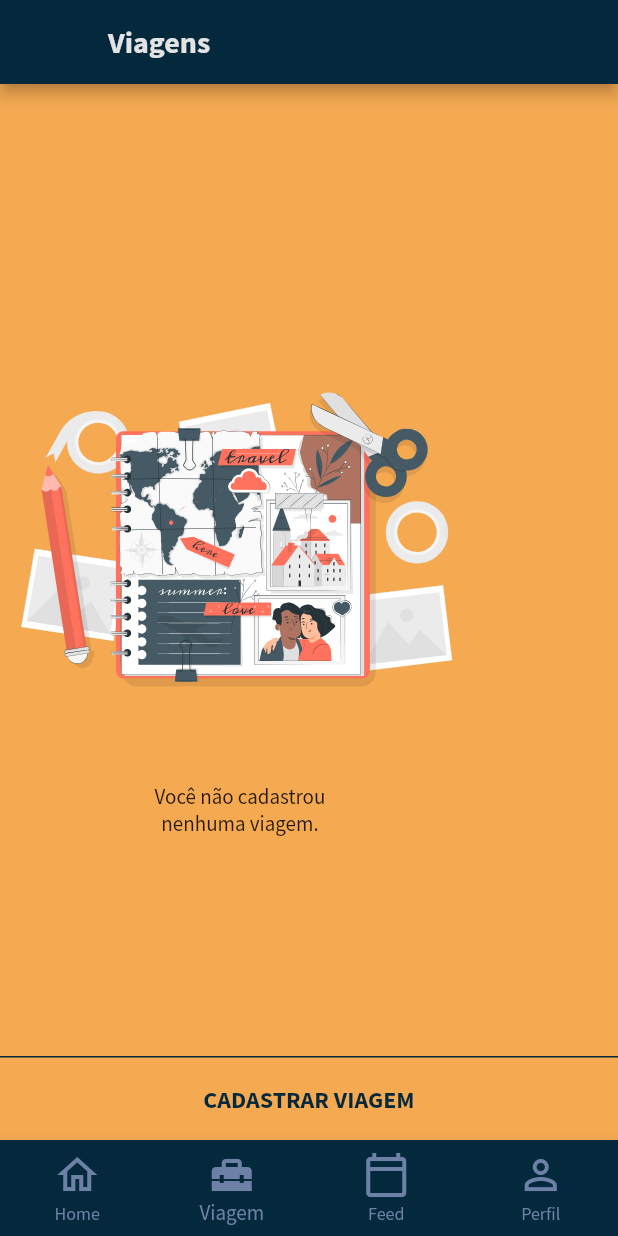
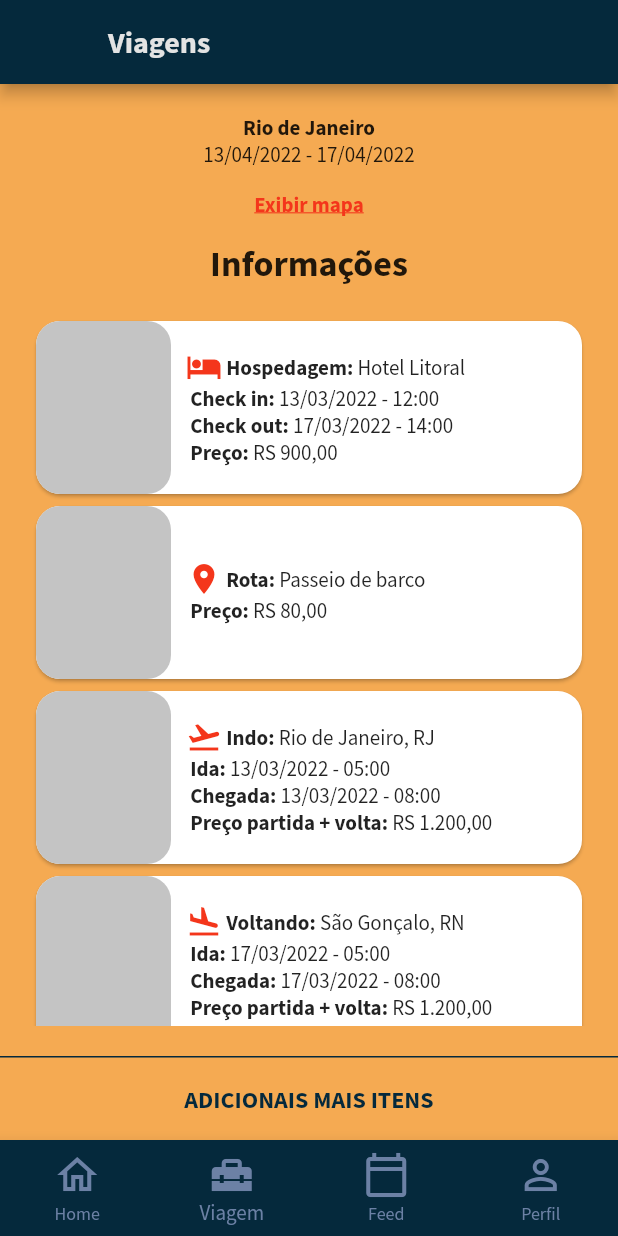
Before and after one commit to RoberlandRicardo/traveller, a Flutter app: the Travel screen opened by its route, on a phone screen of 412 x 824 dp. Run offline on Flutter 3.47's test engine with Material 2 defaults, Android fonts, the phone set to English and light mode, and no system bars; our stand-ins replace flutter_svg; missing offline and left inert: dart:ffi.

Commit message:
tela viagem - cards

```diff
--- /dev/null
+++ b/lib/app/components/card/card_accommodation.dart
@@ -0,0 +1,35 @@
+import 'package:flutter/material.dart';
+import 'package:traveller/app/components/container_text.dart';
+
+class CardAccommodation extends StatefulWidget {
+  final String accommodation;
+  final String checkIn;
+  final String checkOut;
+  final String price;
+
+  CardAccommodation(
+      {required this.accommodation,
+      required this.checkIn,
+      required this.checkOut,
+      required this.price});
+
+  @override
+  _CardAccommodationState createState() => _CardAccommodationState();
+}
+
+class _CardAccommodationState extends State<CardAccommodation> {
+  @override
+  Widget build(BuildContext context) {
+    return Padding(
+        padding: const EdgeInsets.only(left: 10, right: 10),
+        child: Column(crossAxisAlignment: CrossAxisAlignment.start, children: [
+          ContainerText(
+              type: Icons.hotel,
+              title: 'Hospedagem',
+              text: widget.accommodation),
+          ContainerText(title: 'Check in', text: widget.checkIn),
+          ContainerText(title: 'Check out', text: widget.checkOut),
+          ContainerText(title: 'Preço', text: 'RS ' + widget.price)
+        ]));
+  }
+}
--- /dev/null
+++ b/lib/app/components/card/card_route.dart
@@ -0,0 +1,24 @@
+import 'package:flutter/material.dart';
+import 'package:traveller/app/components/container_text.dart';
+
+class CardRoute extends StatefulWidget {
+  final String route;
+  final String price;
+  CardRoute({required this.route, required this.price});
+
+  @override
+  _CardRouteState createState() => _CardRouteState();
+}
+
+class _CardRouteState extends State<CardRoute> {
+  @override
+  Widget build(BuildContext context) {
+    return Padding(
+        padding: const EdgeInsets.only(left: 10, right: 10),
+        child: Column(crossAxisAlignment: CrossAxisAlignment.start, children: [
+          ContainerText(
+              type: Icons.location_on, title: 'Rota', text: widget.route),
+          ContainerText(title: 'Preço', text: 'RS ' + widget.price)
+        ]));
+  }
+}
--- /dev/null
+++ b/lib/app/components/card/card_ticket.dart
@@ -0,0 +1,39 @@
+import 'package:flutter/material.dart';
+import 'package:traveller/app/components/container_text.dart';
+
+class CardTicket extends StatefulWidget {
+  final String type;
+  final String place;
+  final String going;
+  final String arrival;
+  final String price;
+  const CardTicket(
+      {required this.type,
+      required this.place,
+      required this.going,
+      required this.arrival,
+      required this.price});
+
+  @override
+  _CardTicketState createState() => _CardTicketState();
+}
+
+class _CardTicketState extends State<CardTicket> {
+  @override
+  Widget build(BuildContext context) {
+    return Padding(
+        padding: const EdgeInsets.only(left: 10, right: 10),
+        child: Column(crossAxisAlignment: CrossAxisAlignment.start, children: [
+          ContainerText(
+              type: widget.type == 'Indo'
+                  ? Icons.flight_takeoff
+                  : Icons.flight_land,
+              title: widget.type,
+              text: widget.place),
+          ContainerText(title: 'Ida', text: widget.going),
+          ContainerText(title: 'Chegada', text: widget.arrival),
+          ContainerText(
+              title: 'Preço partida + volta', text: 'RS ' + widget.price)
+        ]));
+  }
+}
--- /dev/null
+++ b/lib/app/components/card/card_travel.dart
@@ -0,0 +1,104 @@
+import 'package:flutter/material.dart';
+import 'package:flutter/services.dart';
+import 'package:flutter/widgets.dart';
+import 'package:traveller/app/components/card/card_accommodation.dart';
+import 'package:traveller/app/components/card/card_route.dart';
+import 'package:traveller/app/components/card/card_ticket.dart';
+import 'package:traveller/app/styles/custom_text.dart';
+
+class CardTravel extends StatefulWidget {
+  final String type;
+  final String? subType;
+  final String title;
+  final String? label1;
+  final String? label2;
+  final String price;
+
+  CardTravel(
+      {required this.type,
+      this.subType,
+      required this.title,
+      this.label1,
+      this.label2,
+      required this.price});
+
+  @override
+  _CardTravelState createState() => _CardTravelState();
+}
+
+class _CardTravelState extends State<CardTravel> {
+  String _subType = '';
+  String _label1 = '';
+  String _label2 = '';
+
+  @override
+  Widget build(BuildContext context) {
+    double screenHeight = MediaQuery.of(context).size.height;
+
+    if (widget.type == 'passagem') {
+      return cardWidget(screenHeight, bodyTextTicket);
+    } else {
+      return cardWidget(screenHeight, bodyTextAccommodationAndRoute);
+    }
+  }
+
+  Widget cardWidget(double screenHeight, Function bodyText) {
+    return Card(
+      shape: RoundedRectangleBorder(
+        borderRadius: BorderRadius.circular(16.0),
+      ),
+      child: Row(
+        children: [
+          Container(
+            width: 90,
+            height: screenHeight * 0.14,
+            decoration: BoxDecoration(
+              color: Color.fromRGBO(196, 196, 196, 1),
+              borderRadius: BorderRadius.circular(16.0),
+            ),
+          ),
+          Column(children: [bodyText()])
+        ],
+      ),
+    );
+  }
+
+  bodyTextAccommodationAndRoute() {
+    if (widget.type == 'hospedagem') {
+      setState(() {
+        _label1 = widget.label1!;
+        _label2 = widget.label2!;
+      });
+      return CardAccommodation(
+        accommodation: widget.title,
+        checkIn: _label1,
+        checkOut: _label2,
+        price: widget.price,
+      );
+    } else if (widget.type == 'rota') {
+      return CardRoute(
+        route: widget.title,
+        price: widget.price,
+      );
+    }
+  }
+
+  bodyTextTicket() {
+    setState(() {
+      if (widget.subType == 'indo') {
+        _subType = 'Indo';
+      } else {
+        _subType = 'Voltando';
+      }
+      _label1 = widget.label1!;
+      _label2 = widget.label2!;
+    });
+    return CardTicket(
+      type: _subType,
+      place: widget.title,
+      going: _label1,
+      arrival: _label2,
+      price: widget.price,
+    );
+  }
+}
--- /dev/null
+++ b/lib/app/components/container_text.dart
@@ -0,0 +1,28 @@
+import 'package:flutter/material.dart';
+
+class ContainerText extends StatelessWidget {
+  final IconData? type;
+  final String title;
+  final String text;
+  ContainerText({this.type, required this.title, required this.text});
+
+  @override
+  Widget build(BuildContext context) {
+    return Row(
+      children: [
+        if (type != null)
+          Icon(
+            type,
+            color: Color.fromRGBO(244, 54, 27, 1),
+          ),
+        Text(
+          ' ' + title + ': ',
+          style: TextStyle(
+            fontWeight: FontWeight.bold,
+          ),
+        ),
+        Text(text)
+      ],
+    );
+  }
+}
--- a/lib/app/views/cadastro.dart
+++ b/lib/app/views/cadastro.dart
@@ -12,7 +12,7 @@ class Cadastro extends StatelessWidget {
       functionSecondButton: () =>
           {Navigator.pushReplacementNamed(context, '/login')},
       functionHomeButton: () {
-        Navigator.pushReplacementNamed(context, '/tab_container');
+        Navigator.pushReplacementNamed(context, '/home');
       },
       child: FractionallySizedBox(
         widthFactor: 0.9,
--- a/lib/app/views/splash_screen.dart
+++ b/lib/app/views/splash_screen.dart
@@ -16,7 +16,7 @@ class SplashScreen extends StatelessWidget {
           Navigator.pushNamed(context, '/cadastro');
         },
         functionHomeButton: () {
-          Navigator.pushNamed(context, '/tab_container');
+          Navigator.pushNamed(context, '/home');
         },
         child: Column(
           crossAxisAlignment: CrossAxisAlignment.center,
--- a/lib/app/views/travel.dart
+++ b/lib/app/views/travel.dart
@@ -2,6 +2,7 @@ import 'package:flutter/material.dart';
 import 'package:flutter/widgets.dart';
 import 'package:flutter_svg/flutter_svg.dart';
 import 'package:traveller/app/components/generic_screen_nivel02.dart';
+import 'package:traveller/app/components/card/card_travel.dart';
 
 class Travel extends StatefulWidget {
   const Travel({Key? key}) : super(key: key);
@@ -12,7 +13,7 @@ class Travel extends StatefulWidget {
 
 class _TravelState extends State<Travel> {
   String state = 'not_travel';
-  String _textButton = 'CADASTRAR VIAGEM';
+  // String _textButton = 'CADASTRAR VIAGEM';
 
   @override
   Widget build(BuildContext context) {
@@ -34,7 +35,9 @@ class _TravelState extends State<Travel> {
               width: double.infinity,
               child: Center(
                 child: Text(
-                  _textButton,
+                  state == 'travel'
+                      ? 'CADASTRAR VIAGEM'
+                      : 'ADICIONAIS MAIS ITENS',
                   style: TextStyle(
                       fontWeight: FontWeight.bold,
                       fontSize: 16,
@@ -45,7 +48,18 @@ class _TravelState extends State<Travel> {
           ),
         ),
         backgroundColor: Color.fromRGBO(245, 170, 82, 1),
-        body: Column(
+        body: state == 'travel' ? getWidgetNotTravel() : getWidgetTravel(),
+      ),
+    );
+  }
+
+  @override
+  bool get wantKeepAlive => throw UnimplementedError();
+
+  getWidgetNotTravel() {
+    return Container(
+        padding: const EdgeInsets.all(20.0),
+        child: Column(
           children: [
             Spacer(),
             SvgPicture.asset(
@@ -61,11 +75,74 @@ class _TravelState extends State<Travel> {
             ),
             Spacer(),
           ],
-        ),
-      ),
-    );
+        ));
   }
 
-  @override
-  bool get wantKeepAlive => throw UnimplementedError();
+  getWidgetTravel() {
+    return Container(
+        padding: const EdgeInsets.all(20.0),
+        child: ListView(
+          children: [
+            Center(
+              child: Text(
+                'Rio de Janeiro',
+                style: TextStyle(
+                  fontWeight: FontWeight.bold,
+                ),
+              ),
+            ),
+            Center(
+              child: Text('13/04/2022 - 17/04/2022'),
+            ),
+            TextButton(
+                onPressed: () {},
+                child: Text(
+                  'Exibir mapa',
+                  style: TextStyle(
+                    fontWeight: FontWeight.bold,
+                    color: Color.fromRGBO(244, 54, 27, 1),
+                    decoration: TextDecoration.underline,
+                  ),
+                )),
+            Center(
+                child: Padding(
+                    padding: const EdgeInsets.only(bottom: 20.0),
+                    child: Text(
+                      'Informações',
+                      style: TextStyle(
+                        fontWeight: FontWeight.bold,
+                        fontSize: 24,
+                      ),
+                    ))),
+            CardTravel(
+              type: 'hospedagem',
+              title: 'Hotel Litoral',
+              label1: '13/03/2022 - 12:00',
+              label2: '17/03/2022 - 14:00',
+              price: '900,00',
+            ),
+            CardTravel(
+              type: 'rota',
+              title: 'Passeio de barco',
+              price: '80,00',
+            ),
+            CardTravel(
+              type: 'passagem',
+              subType: 'indo',
+              title: 'Rio de Janeiro, RJ',
+              label1: '13/03/2022 - 05:00',
+              label2: '13/03/2022 - 08:00',
+              price: '1.200,00',
+            ),
+            CardTravel(
+              type: 'passagem',
+              subType: 'voltando',
+              title: 'São Gonçalo, RN',
+              label1: '17/03/2022 - 05:00',
+              label2: '17/03/2022 - 08:00',
+              price: '1.200,00',
+            )
+          ],
+        ));
+  }
 }
```
